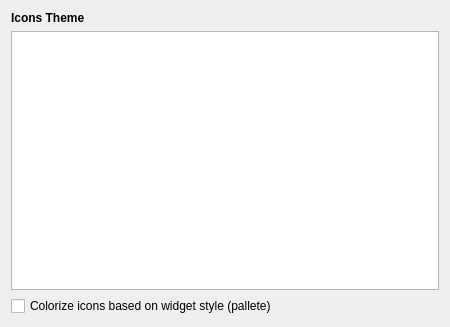
The window that lxqt-config-appearance/iconthemeconfig.ui (lxqt/lxqt-config) describes before a commit, drawn with Qt 5.
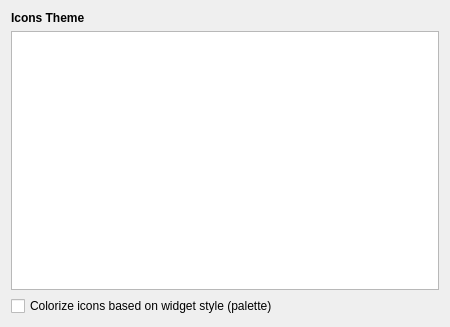
The same window after the commit.

Commit message: fixed typo pallete -> palette

```diff
--- a/lxqt-config-appearance/iconthemeconfig.ui
+++ b/lxqt-config-appearance/iconthemeconfig.ui
@@ -87,7 +87,7 @@
       <string>The KDE extension of XDG icon themes -&gt; FollowsColorScheme</string>
      </property>
      <property name="text">
-      <string>Colorize icons based on widget style (pallete)</string>
+      <string>Colorize icons based on widget style (palette)</string>
      </property>
     </widget>
    </item>
```
